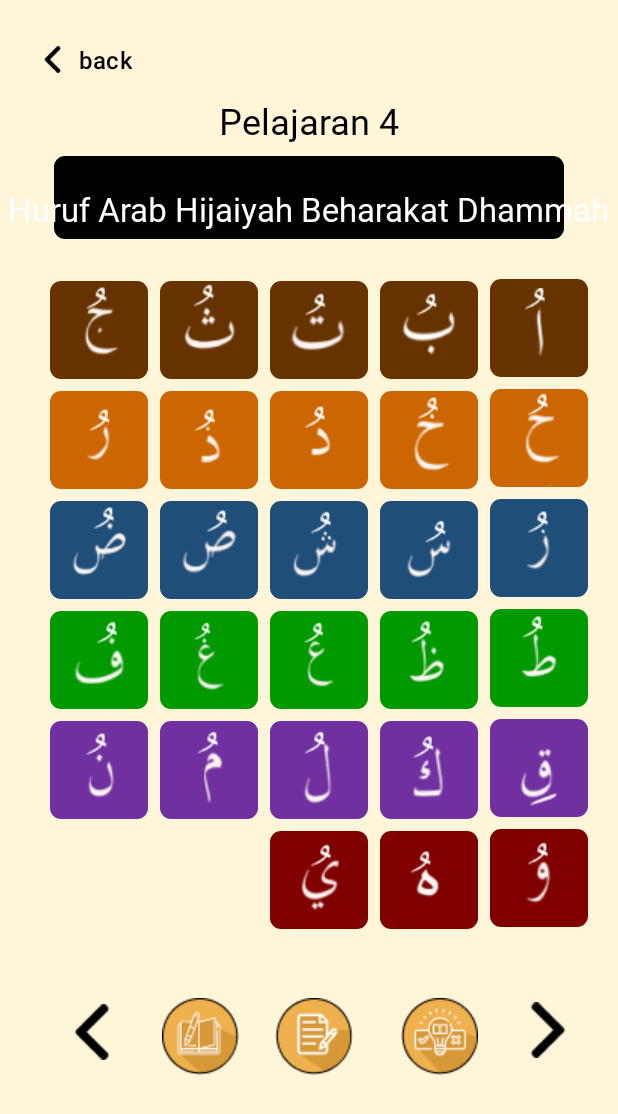
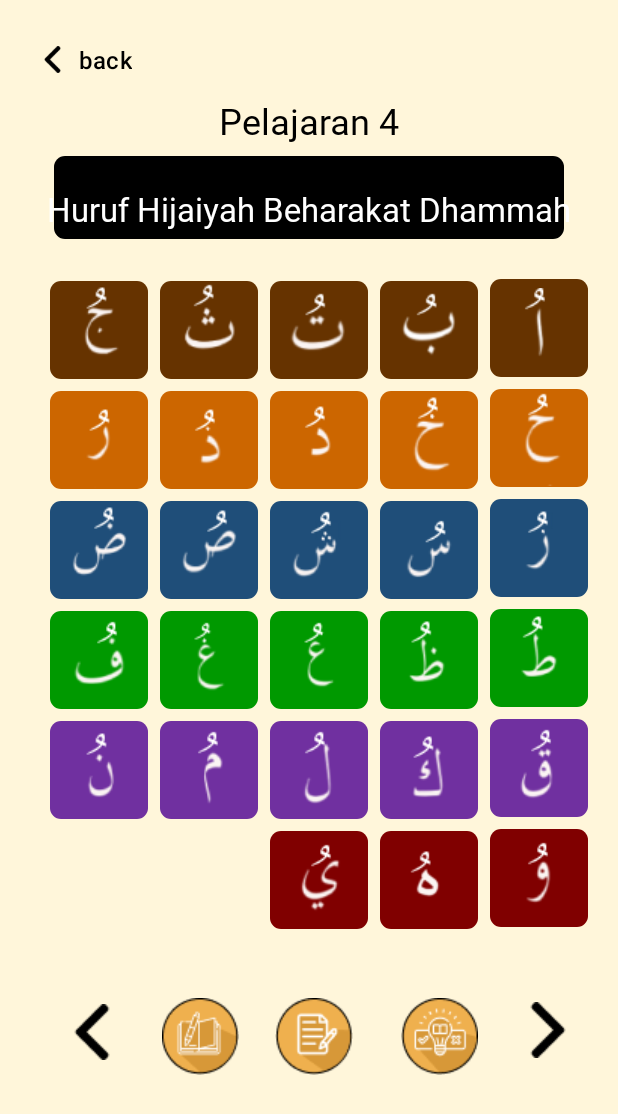
Before and after one commit to FadhilRabbani/QolamiProject, an Android app: the ListAlphabet_dhammah screen opened directly, with no data from a screen before it, on a phone screen of 412 x 824 dp. Shown: the top 1114 px of the screen. Run offline under Robolectric (Android 15) with nearby library versions, the phone set to English and light mode, and no system bars.

Commit message:
initial commit

```diff
--- a/app/src/main/res/layout/activity_list_alphabet_dhammah.xml
+++ b/app/src/main/res/layout/activity_list_alphabet_dhammah.xml
@@ -23,7 +23,7 @@
         android:layout_width="wrap_content"
         android:layout_height="wrap_content"
         android:fontFamily="@font/ramaraja"
-        android:text="Huruf Arab Hijaiyah Beharakat Dhammah"
+        android:text="Huruf Hijaiyah Beharakat Dhammah"
         android:textColor="@color/white"
         android:textSize="22dp"
         app:layout_constraintBottom_toBottomOf="@+id/textView"
@@ -294,7 +294,7 @@
         android:background="@drawable/custom_shape_6"
         app:layout_constraintEnd_toEndOf="parent"
         app:layout_constraintTop_toBottomOf="@+id/imageButton17"
-        app:srcCompat="@drawable/qaf_kasrah" />
+        app:srcCompat="@drawable/qa_dhammah"/>
 
     <ImageButton
         android:id="@+id/imageButton23"
--- a/app/src/main/res/layout/activity_list_alphabet_fathah.xml
+++ b/app/src/main/res/layout/activity_list_alphabet_fathah.xml
@@ -23,7 +23,7 @@
         android:layout_width="wrap_content"
         android:layout_height="wrap_content"
         android:fontFamily="@font/ramaraja"
-        android:text="Huruf Arab Hijaiyah Beharakat Fathah"
+        android:text="Huruf Hijaiyah Beharakat Fathah"
         android:textColor="@color/white"
         android:textSize="22dp"
         app:layout_constraintBottom_toBottomOf="@+id/textView"
--- a/app/src/main/res/layout/activity_list_alphabet_kasrah.xml
+++ b/app/src/main/res/layout/activity_list_alphabet_kasrah.xml
@@ -23,7 +23,7 @@
         android:layout_width="wrap_content"
         android:layout_height="wrap_content"
         android:fontFamily="@font/ramaraja"
-        android:text="Huruf Arab Hijaiyah Beharakat Kasrah"
+        android:text="Huruf Hijaiyah Beharakat Kasrah"
         android:textColor="@color/white"
         android:textSize="22dp"
         app:layout_constraintBottom_toBottomOf="@+id/textView"
```
